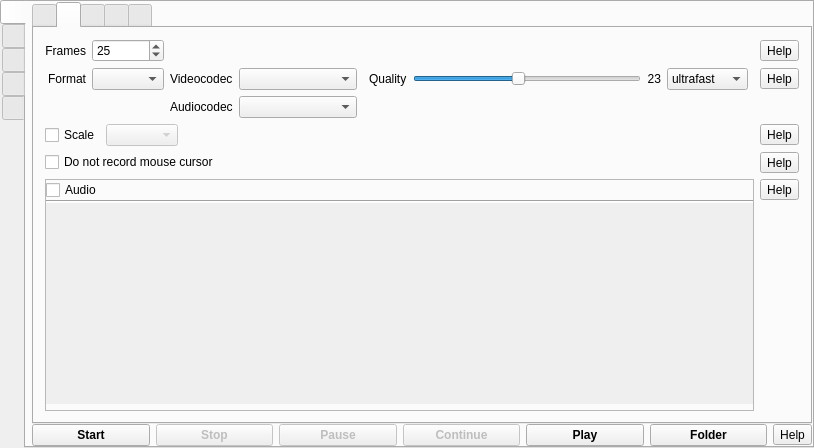
Before: the Qt Designer form src/formMainWindow.ui in vkohaupt/vokoscreenNG, drawn with Qt 5.
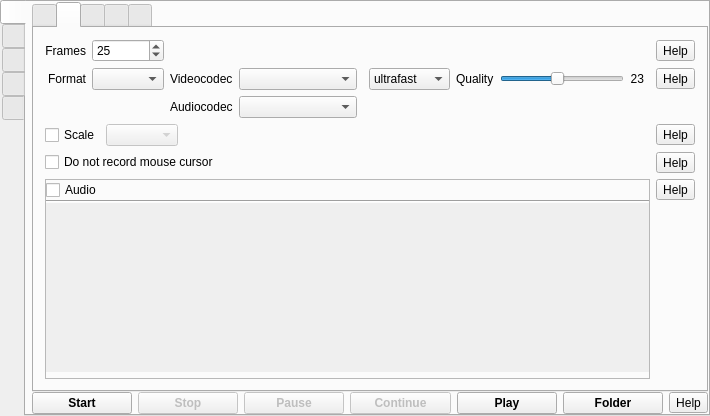
After: the same form once the commit is applied. The open tabs and pages were chosen to show the change. Icons and pictures are not drawn.

```diff
--- a/src/formMainWindow.ui
+++ b/src/formMainWindow.ui
@@ -6,8 +6,8 @@
    <rect>
     <x>0</x>
     <y>0</y>
-    <width>814</width>
-    <height>448</height>
+    <width>710</width>
+    <height>416</height>
    </rect>
   </property>
   <property name="windowTitle">
@@ -570,42 +570,6 @@
                     <property name="bottomMargin">
                      <number>0</number>
                     </property>
-                    <item>
-                     <widget class="QLabel" name="label_21">
-                      <property name="text">
-                       <string>Quality</string>
-                      </property>
-                     </widget>
-                    </item>
-                    <item>
-                     <widget class="QSlider" name="horizontalSliderx264">
-                      <property name="minimum">
-                       <number>0</number>
-                      </property>
-                      <property name="maximum">
-                       <number>50</number>
-                      </property>
-                      <property name="sliderPosition">
-                       <number>23</number>
-                      </property>
-                      <property name="orientation">
-                       <enum>Qt::Horizontal</enum>
-                      </property>
-                      <property name="tickPosition">
-                       <enum>QSlider::NoTicks</enum>
-                      </property>
-                     </widget>
-                    </item>
-                    <item>
-                     <widget class="QLabel" name="label_20">
-                      <property name="text">
-                       <string notr="true">23</string>
-                      </property>
-                      <property name="alignment">
-                       <set>Qt::AlignRight|Qt::AlignTrailing|Qt::AlignVCenter</set>
-                      </property>
-                     </widget>
-                    </item>
                     <item>
                      <widget class="QComboBox" name="comboBoxx264Preset">
                       <property name="currentText">
@@ -666,6 +630,48 @@
                       </item>
                      </widget>
                     </item>
+                    <item>
+                     <widget class="QLabel" name="label_21">
+                      <property name="text">
+                       <string>Quality</string>
+                      </property>
+                     </widget>
+                    </item>
+                    <item>
+                     <widget class="QSlider" name="horizontalSliderx264">
+                      <property name="minimumSize">
+                       <size>
+                        <width>50</width>
+                        <height>0</height>
+                       </size>
+                      </property>
+                      <property name="minimum">
+                       <number>0</number>
+                      </property>
+                      <property name="maximum">
+                       <number>50</number>
+                      </property>
+                      <property name="sliderPosition">
+                       <number>23</number>
+                      </property>
+                      <property name="orientation">
+                       <enum>Qt::Horizontal</enum>
+                      </property>
+                      <property name="tickPosition">
+                       <enum>QSlider::NoTicks</enum>
+                      </property>
+                     </widget>
+                    </item>
+                    <item>
+                     <widget class="QLabel" name="label_20">
+                      <property name="text">
+                       <string notr="true">23</string>
+                      </property>
+                      <property name="alignment">
+                       <set>Qt::AlignRight|Qt::AlignTrailing|Qt::AlignVCenter</set>
+                      </property>
+                     </widget>
+                    </item>
                    </layout>
                   </widget>
                  </item>
@@ -862,8 +868,8 @@
                      <rect>
                       <x>0</x>
                       <y>0</y>
-                      <width>639</width>
-                      <height>114</height>
+                      <width>535</width>
+                      <height>82</height>
                      </rect>
                     </property>
                     <layout class="QVBoxLayout" name="verticalLayoutAudioDevices">
```
Left out of the diff: 6 changed lines with no effect on the pictures.
